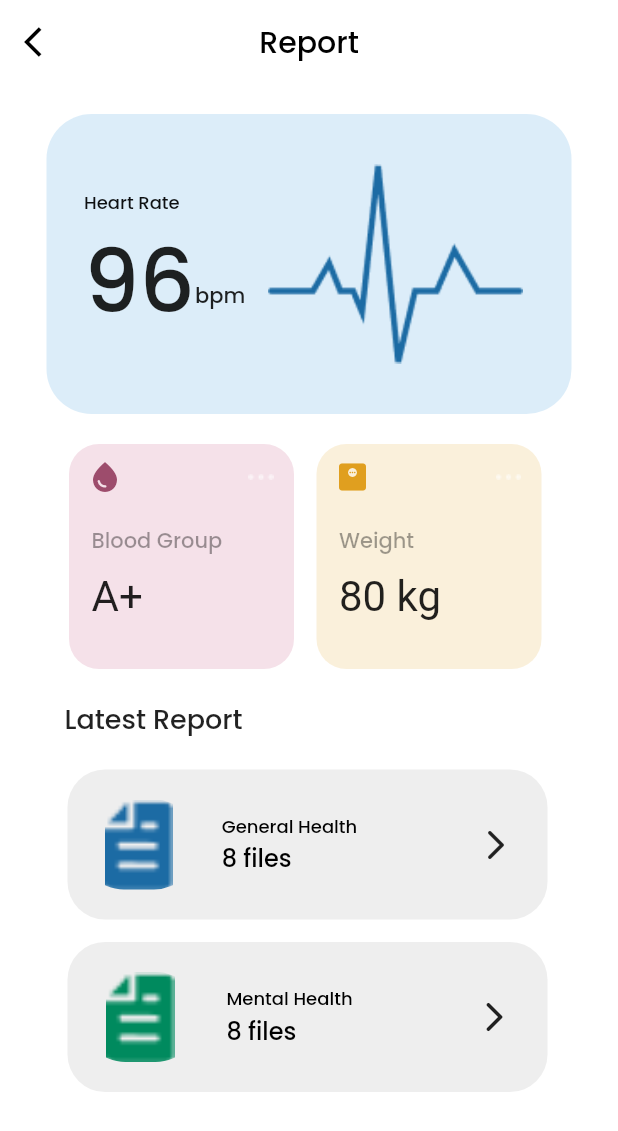
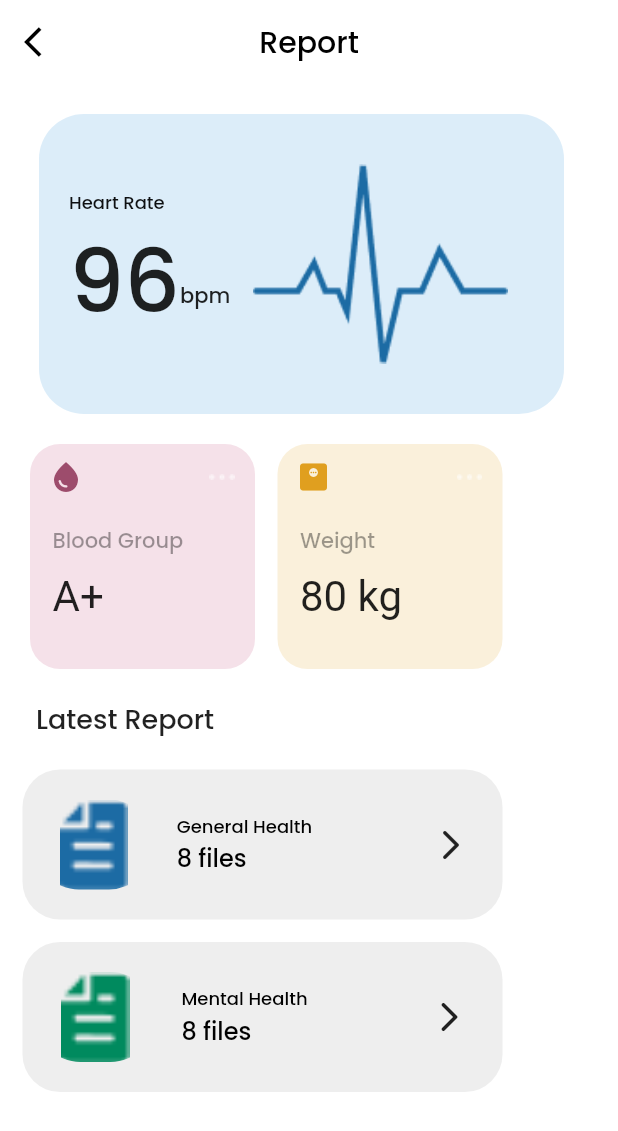
Before and after one commit to ayushshah31/BitNBuild, a Flutter app: the ReportProfile screen opened directly, on a phone screen of 412 x 824 dp. Shown: the top 1131 px of the screen. Run offline on Flutter 3.47's test engine with Material 2 defaults, Android fonts, the phone set to English and light mode, and no system bars; our stand-ins replace firebase_auth, firebase_core, firebase_database, flutter_datetime_picker, fluttertoast, get and 3 more; missing offline and left inert: dart:ffi, google_ml_kit; accounts and stored records are empty.

Commit message:
Report changes

```diff
--- a/lib/main.dart
+++ b/lib/main.dart
@@ -37,6 +37,6 @@ class MyApp extends StatelessWidget {
             theme: ThemeData(
               primarySwatch: Colors.blue,
             ),
-            home: ReportProfile())));
+            home: GetStarted())));
   }
 }
--- a/lib/pages/report_profile.dart
+++ b/lib/pages/report_profile.dart
@@ -31,7 +31,7 @@ class _ReportProfileState extends State<ReportProfile> {
           elevation: 0,
         ),
         body: Padding(
-          padding: const EdgeInsets.only(left: 25.0, right: 25),
+          padding: const EdgeInsets.only(left: 15.0, right: 25),
           child: Column(
             children: [
               SizedBox(
@@ -43,7 +43,7 @@ class _ReportProfileState extends State<ReportProfile> {
                   height: 200,
                   child: Padding(
                     padding: const EdgeInsets.only(
-                      left: 25.0,
+                      left: 20.0,
                     ),
                     child: Row(
                       children: [
@@ -107,7 +107,7 @@ class _ReportProfileState extends State<ReportProfile> {
                 height: 20,
               ),
               Padding(
-                padding: const EdgeInsets.only(left: 21.0),
+                padding: const EdgeInsets.only(left: 5.0),
                 child: Row(
                   children: [
                     Container(
@@ -261,7 +261,7 @@ class _ReportProfileState extends State<ReportProfile> {
                 height: 20,
               ),
               Padding(
-                padding: const EdgeInsets.only(left: 18.0),
+                padding: const EdgeInsets.only(left: 9.0),
                 child: Row(
                   mainAxisAlignment: MainAxisAlignment.start,
                   children: [
@@ -276,7 +276,7 @@ class _ReportProfileState extends State<ReportProfile> {
                 height: 20,
               ),
               Padding(
-                padding: const EdgeInsets.only(left: 20.0),
+                padding: const EdgeInsets.only(left: 0.0),
                 child: Row(
                   crossAxisAlignment: CrossAxisAlignment.start,
                   children: [
@@ -350,7 +350,7 @@ class _ReportProfileState extends State<ReportProfile> {
                 height: 15,
               ),
               Padding(
-                padding: const EdgeInsets.only(left: 20.0),
+                padding: const EdgeInsets.only(left: 0.0),
                 child: Row(
                   crossAxisAlignment: CrossAxisAlignment.start,
                   children: [
```
Also changed, not shown: lib/pages/login_page.dart (+31 -24 lines), pubspec.lock.
